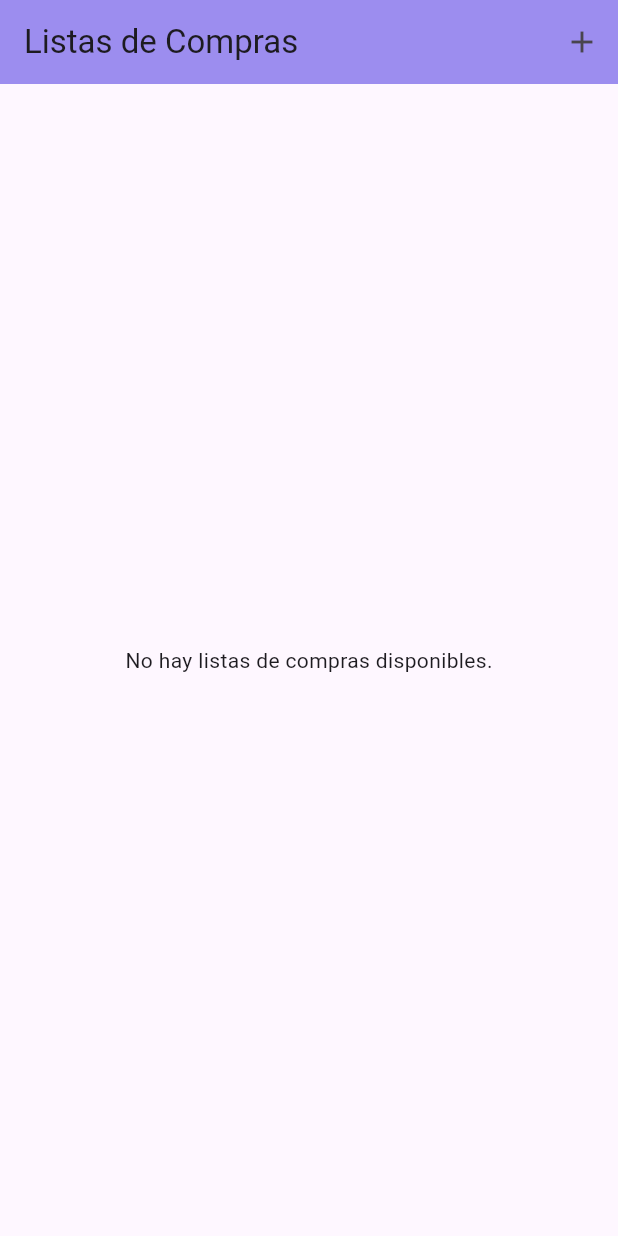
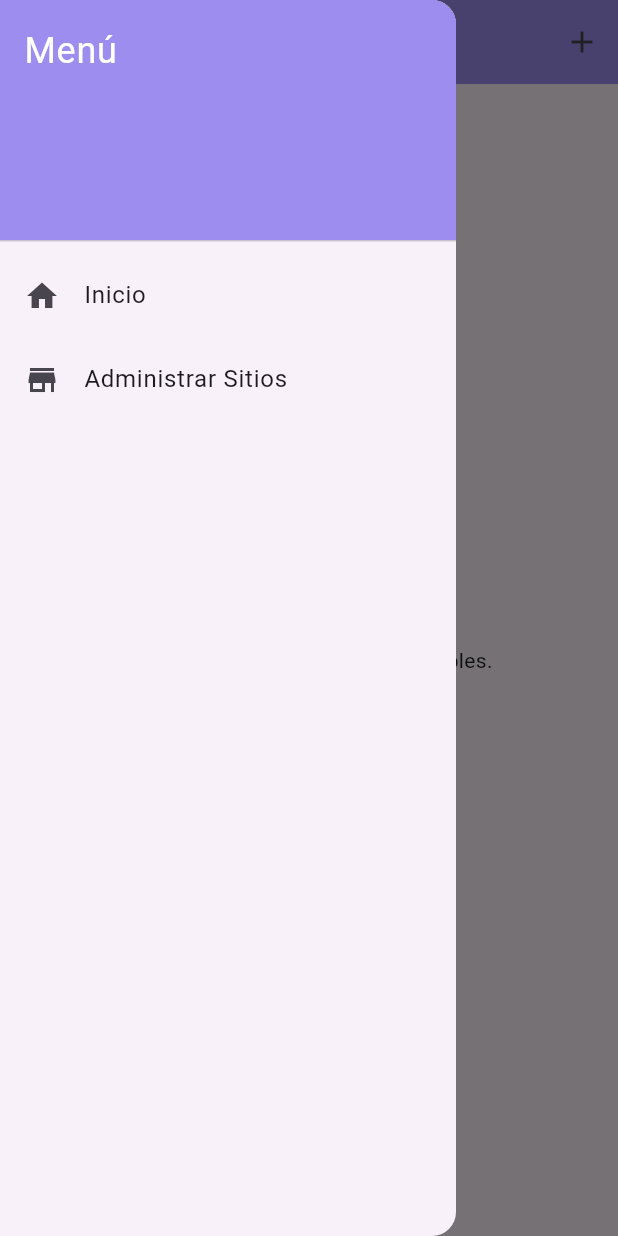
Before and after one commit to Santiago1104/ProyectoFinalApliMovil, a Flutter app: the screen it shows after launch, with the side drawer open (before the commit the screen has no drawer), on a phone screen of 412 x 824 dp. Run offline on Flutter 3.47's test engine with Material 3 defaults, Android fonts, the phone set to English and light mode, and no system bars; our stand-ins replace cloud_firestore, firebase_core; accounts and stored records are empty.

Commit message:
correccion de daños

```diff
--- a/lib/pages/ShoppingListPage.dart
+++ b/lib/pages/ShoppingListPage.dart
@@ -8,6 +8,7 @@ import 'CreateProductPage.dart';
 import 'CreateShoppingListModal.dart';
 import 'CloneListModal.dart';
 import '../services/firebase_service.dart';
+import 'ManageSitesPage.dart'; // Importar la nueva ventana modal
 class ShoppingListPage extends StatefulWidget {
   @override
   _ShoppingListPageState createState() => _ShoppingListPageState();
@@ -108,6 +109,43 @@ class _ShoppingListPageState extends State<ShoppingListPage> {
             },
           ),
         ],
+      ),
+      drawer: Drawer(
+        child: ListView(
+          padding: EdgeInsets.zero,
+          children: <Widget>[
+            DrawerHeader(
+              decoration: BoxDecoration(
+                color: Color(0xFF9c8def),
+              ),
+              child: Text(
+                'Menú',
+                style: TextStyle(
+                  color: Colors.white,
+                  fontSize: 24,
+                ),
+              ),
+            ),
+            ListTile(
+              leading: Icon(Icons.home),
+              title: Text('Inicio'),
+              onTap: () {
+                Navigator.of(context).pop(); // Cierra el Drawer
+              },
+            ),
+            ListTile(
+              leading: Icon(Icons.store),
+              title: Text('Administrar Sitios'),
+              onTap: () {
+                Navigator.of(context).pop(); // Cierra el Drawer
+                Navigator.of(context).push(
+                  MaterialPageRoute(builder: (context) => ManageSitesPage()),
+                );
+              },
+            ),
+            // Agregar más elementos según sea necesario
+          ],
+        ),
       ),
       body: StreamBuilder<List<ShoppingList>>(
         stream: readLists(),
@@ -252,7 +290,6 @@ class _ShoppingListPageState extends State<ShoppingListPage> {
                         child: const Text('Clonar Lista'),
                       ),
                     ),
-
                     Padding(
                       padding: const EdgeInsets.all(8.0),
                       child: ElevatedButton(
```
